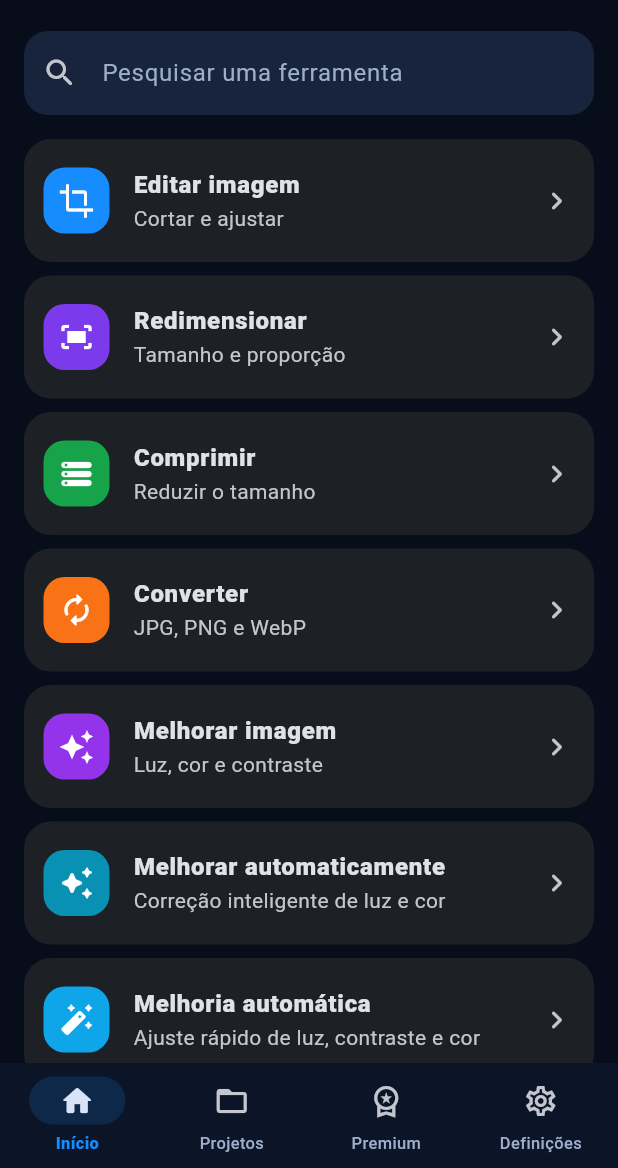
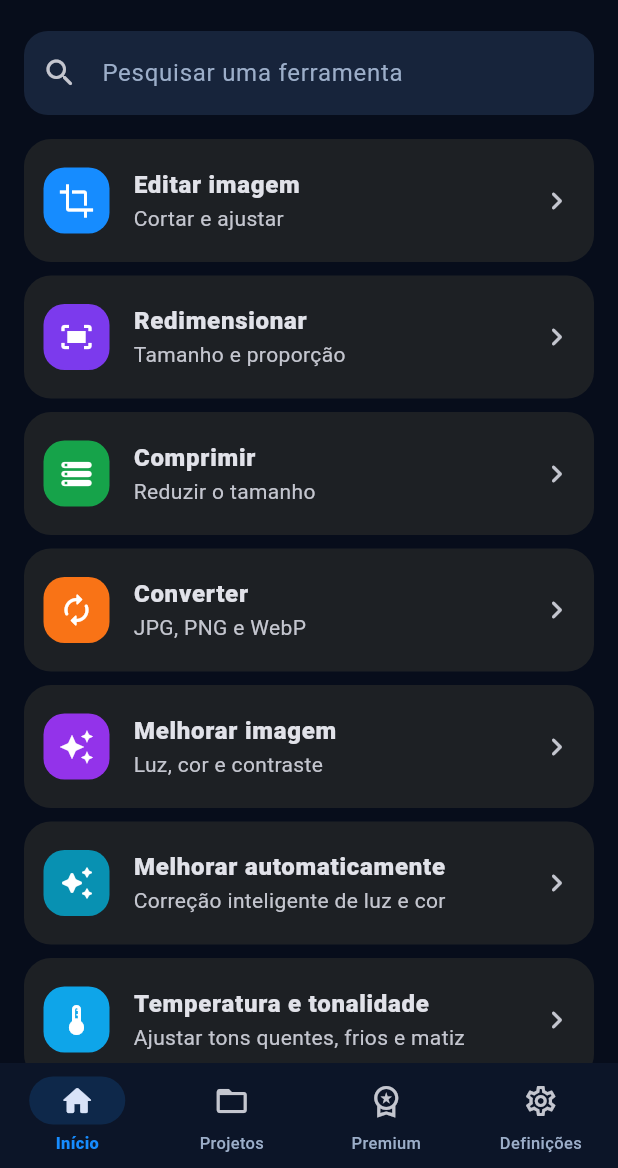
Before and after one commit to nexauren1/Image-Tools, a Flutter app: the screen it shows after launch, after a tap on "Ver todas", on a phone screen of 412 x 824 dp, the part 68-1236 px from its top. Run offline on Flutter 3.47's test engine with Material 3 defaults, Android fonts, the phone set to English and light mode, and no system bars; our stand-ins replace app_links, cloud_firestore, firebase_auth, firebase_core, google_sign_in, image_picker and 4 more; missing offline and left inert: google_mlkit_face_detection, google_mlkit_text_recognition; accounts and stored records are empty.

Commit message:
Refine colour tools, image grids and tool catalogue

```diff
--- a/flutter_app/lib/core/catalog/tool_catalog.dart
+++ b/flutter_app/lib/core/catalog/tool_catalog.dart
@@ -8,6 +8,7 @@ enum ToolId {
   convert,
   enhance,
   autoEnhance,
+  colorGrade,
   addText,
   filters,
   collage,
@@ -98,10 +99,10 @@ abstract final class ToolCatalog {
 
   static const List<ToolDescriptor> advanced = [
     ToolDescriptor(
-      id: ToolId.autoEnhance,
-      title: 'Melhoria automática',
-      subtitle: 'Ajuste rápido de luz, contraste e cor',
-      icon: Icons.auto_fix_high_rounded,
+      id: ToolId.colorGrade,
+      title: 'Temperatura e tonalidade',
+      subtitle: 'Ajustar tons quentes, frios e matiz',
+      icon: Icons.thermostat_rounded,
       color: Color(0xFF0EA5E9),
     ),
     ToolDescriptor(
```
Also changed, not shown: flutter_app/lib/features/editor/tool_workspace_screen.dart (+44 -15 lines).
